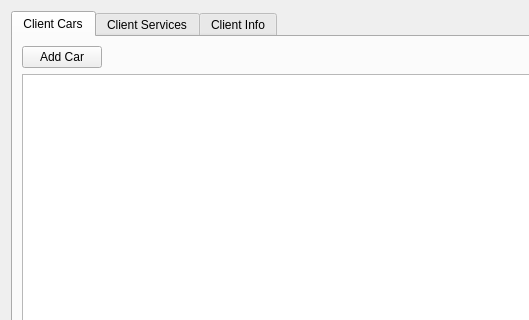
Old version of the form Client_Services_History.ui in the repository bedi1982/Oficina; both pictures show x 0 to 529 and y 0 to 320 of the 990 by 642 pixel window.
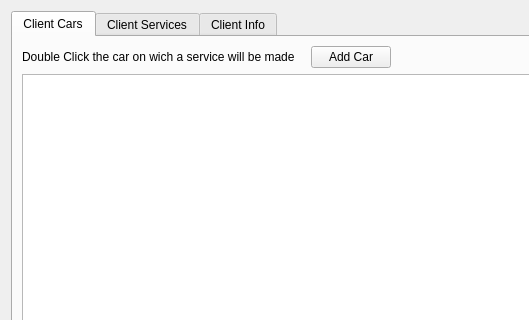
New version of the form. The open tabs and pages were chosen to show the change. Icons and pictures are not drawn.

```diff
--- a/Client_Services_History.ui
+++ b/Client_Services_History.ui
@@ -66,14 +66,14 @@
    <item row="0" column="6" colspan="4">
     <widget class="QTabWidget" name="tab_Client_History">
      <property name="currentIndex">
-      <number>2</number>
+      <number>0</number>
      </property>
      <widget class="QWidget" name="tab_Cars">
       <attribute name="title">
        <string>Client Cars</string>
       </attribute>
       <layout class="QGridLayout" name="gridLayout_3">
-       <item row="1" column="1" rowspan="2" colspan="3">
+       <item row="1" column="1" rowspan="2" colspan="4">
         <widget class="QTableView" name="tbl_Client_Cars">
          <property name="sizePolicy">
           <sizepolicy hsizetype="Minimum" vsizetype="Minimum">
@@ -93,6 +93,13 @@
         </widget>
        </item>
        <item row="0" column="1">
+        <widget class="QLabel" name="label_2">
+         <property name="text">
+          <string>Double Click the car on wich a service will be made</string>
+         </property>
+        </widget>
+       </item>
+       <item row="0" column="2">
         <widget class="QPushButton" name="btn_Add_Car_To_Client">
          <property name="sizePolicy">
           <sizepolicy hsizetype="Maximum" vsizetype="Maximum">
```
